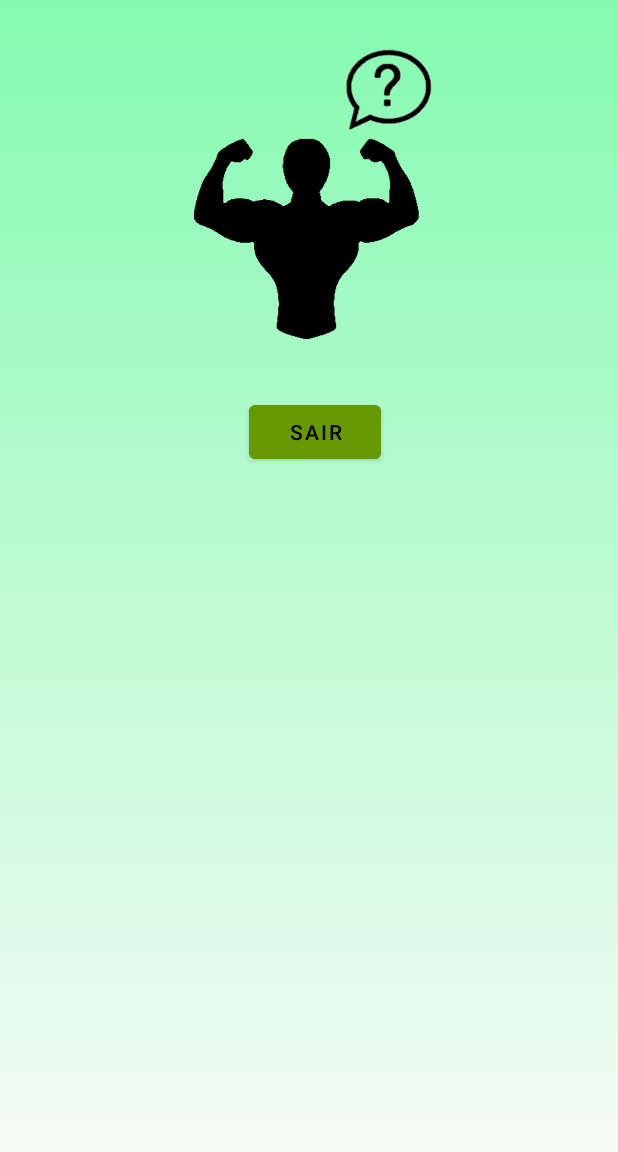
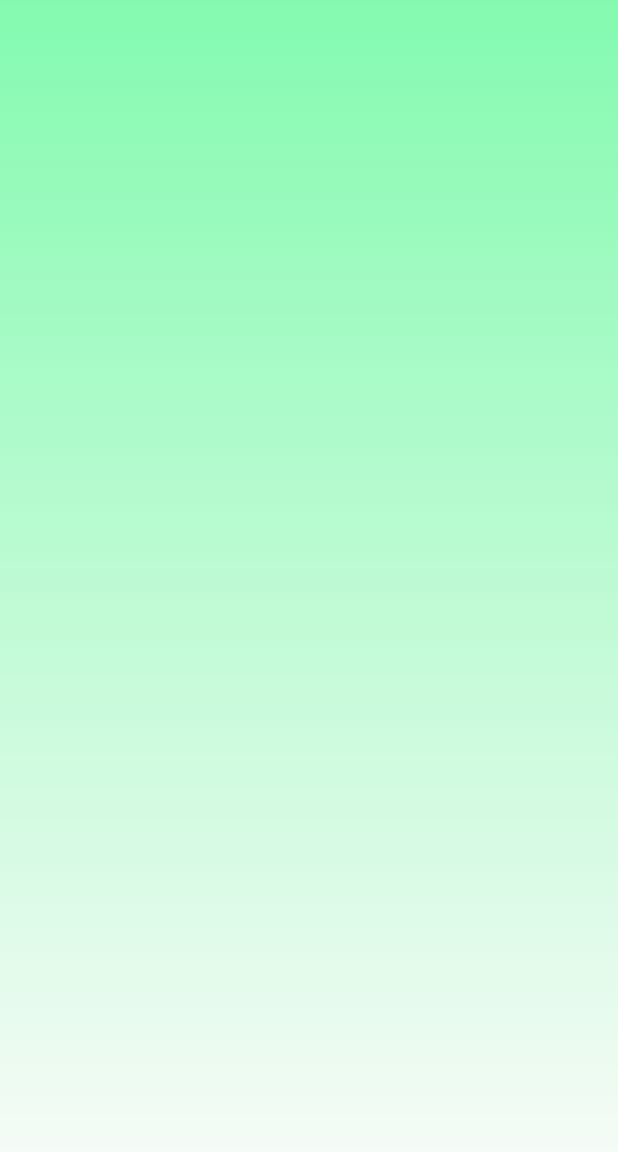
Before and after one commit to Patrick-Rafael/PhisioTips, an Android app: the screen it shows after launch once a user with an empty profile is signed in (MainActivity), on a phone screen of 412 x 824 dp. Shown: the top 1152 px of the screen. Run offline under Robolectric (Android 15) with nearby library versions, the phone set to English and light mode, and no system bars; our stand-ins replace Firebase (no records; nobody signed in at launch, a user with empty details on screens opened directly).

Commit message:
RecyclerView com fireBase

```diff
--- a/app/src/main/java/com/example/phisiotips/activity/activity/ActivityCadastro.java
+++ b/app/src/main/java/com/example/phisiotips/activity/activity/ActivityCadastro.java
@@ -29,7 +29,7 @@ public class ActivityCadastro extends AppCompatActivity {
     private Button botaoCadastro;
     private Usuario usuario;
 
-
+// Cadastrar Usuario
     @Override
     protected void onCreate(Bundle savedInstanceState) {
         super.onCreate(savedInstanceState);
--- a/app/src/main/java/com/example/phisiotips/activity/activity/MainActivity.java
+++ b/app/src/main/java/com/example/phisiotips/activity/activity/MainActivity.java
@@ -1,6 +1,7 @@
 package com.example.phisiotips.activity.activity;
 
 import androidx.appcompat.app.AppCompatActivity;
+import androidx.recyclerview.widget.RecyclerView;
 
 import android.content.Intent;
 import android.os.Bundle;
@@ -19,6 +20,7 @@ public class MainActivity extends AppCompatActivity {
 
     private Button botaoSair;
     private FirebaseAuth autenticacao;
+    private RecyclerView  recyclerViewMain;
 
 
     @Override
@@ -27,11 +29,13 @@ public class MainActivity extends AppCompatActivity {
         setContentView(R.layout.activity_main);
 
         autenticacao = ConfiguracaoFireBase.getFireBaseAutenticacao();
+        botaoSair = findViewById(R.id.buttonCadastro);
+        recyclerViewMain = findViewById(R.id.recyclerViewMain);
 
 
-        botaoSair = findViewById(R.id.buttonCadastro);
 
-        botaoSair.setOnClickListener(new View.OnClickListener() {
+// Botão Sair
+        /*botaoSair.setOnClickListener(new View.OnClickListener() {
             @Override
             public void onClick(View v) {
                 autenticacao.signOut();
@@ -41,11 +45,9 @@ public class MainActivity extends AppCompatActivity {
                 finish();
 
             }
-        });
+        });*/
 
 
     }
 
-
-
 }
--- a/app/src/main/res/layout/activity_login.xml
+++ b/app/src/main/res/layout/activity_login.xml
@@ -17,7 +17,6 @@
         android:layout_marginTop="32dp"
         android:layout_marginEnd="32dp"
         android:layout_marginRight="32dp"
-        android:background="#00FFFFFF"
         android:textColorHint="#000000"
         app:boxBackgroundColor="#000000"
         app:boxBackgroundMode="filled"
--- a/app/src/main/res/layout/activity_main.xml
+++ b/app/src/main/res/layout/activity_main.xml
@@ -4,38 +4,23 @@
     xmlns:tools="http://schemas.android.com/tools"
     android:layout_width="match_parent"
     android:layout_height="match_parent"
+    android:background="@drawable/gradient_main_background"
     tools:context=".activity.activity.MainActivity"
-    android:background="@drawable/gradient_main_background"
 
     >
 
-    <Button
-        android:id="@+id/buttonCadastro"
-        android:layout_width="wrap_content"
-        android:layout_height="wrap_content"
-        android:layout_marginStart="32dp"
-        android:layout_marginLeft="32dp"
-        android:layout_marginTop="32dp"
-        android:layout_marginEnd="24dp"
-        android:layout_marginRight="24dp"
-        android:text="Sair"
-        app:backgroundTint="@android:color/holo_green_dark"
+    <androidx.recyclerview.widget.RecyclerView
+        android:id="@+id/recyclerViewMain"
+        android:layout_width="0dp"
+        android:layout_height="0dp"
+        android:layout_marginStart="16dp"
+        android:layout_marginLeft="16dp"
+        android:layout_marginTop="16dp"
+        android:layout_marginEnd="16dp"
+        android:layout_marginRight="16dp"
+        android:layout_marginBottom="16dp"
+        app:layout_constraintBottom_toBottomOf="parent"
         app:layout_constraintEnd_toEndOf="parent"
         app:layout_constraintStart_toStartOf="parent"
-        app:layout_constraintTop_toBottomOf="@+id/imageView3" />
-
-    <ImageView
-        android:id="@+id/imageView3"
-        android:layout_width="200dp"
-        android:layout_height="200dp"
-        android:layout_marginStart="16dp"
-        android:layout_marginLeft="16dp"
-        android:layout_marginTop="32dp"
-        android:layout_marginEnd="8dp"
-        android:layout_marginRight="8dp"
-        app:layout_constraintEnd_toEndOf="parent"
-        app:layout_constraintStart_toStartOf="parent"
-        app:layout_constraintTop_toTopOf="parent"
-        app:srcCompat="@drawable/logo" />
-
+        app:layout_constraintTop_toTopOf="parent" />
 </androidx.constraintlayout.widget.ConstraintLayout>
```
